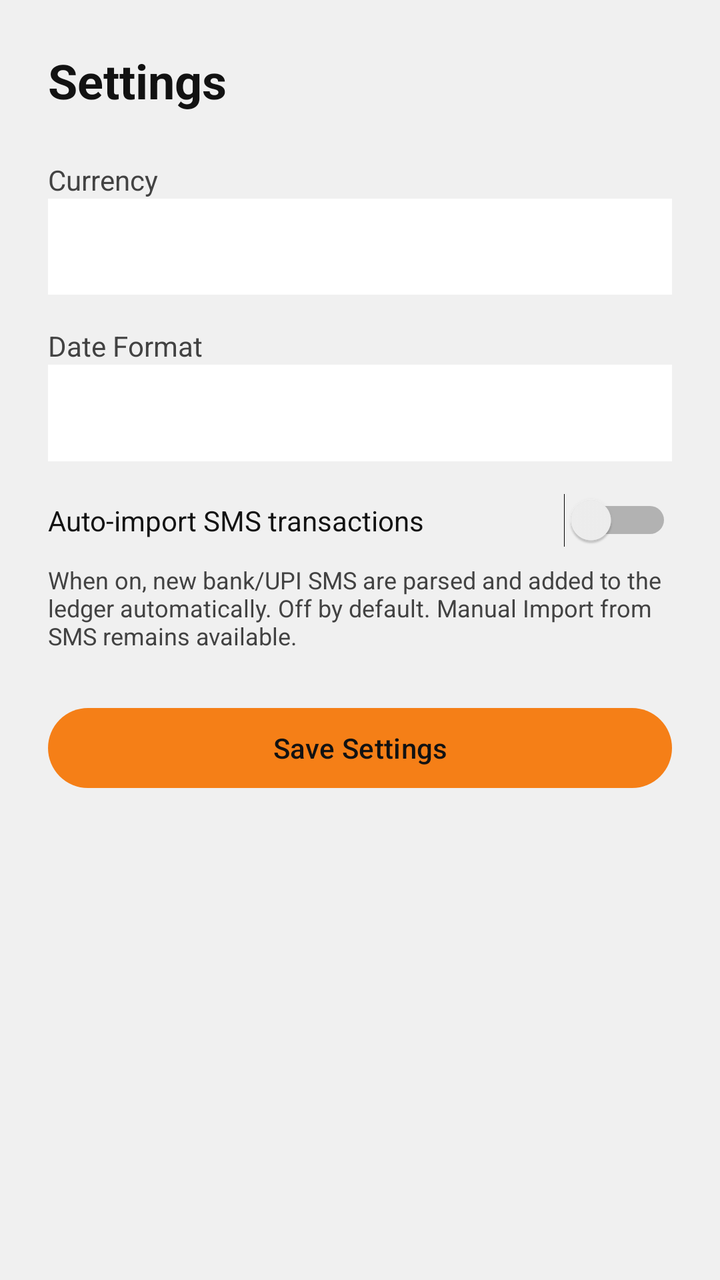
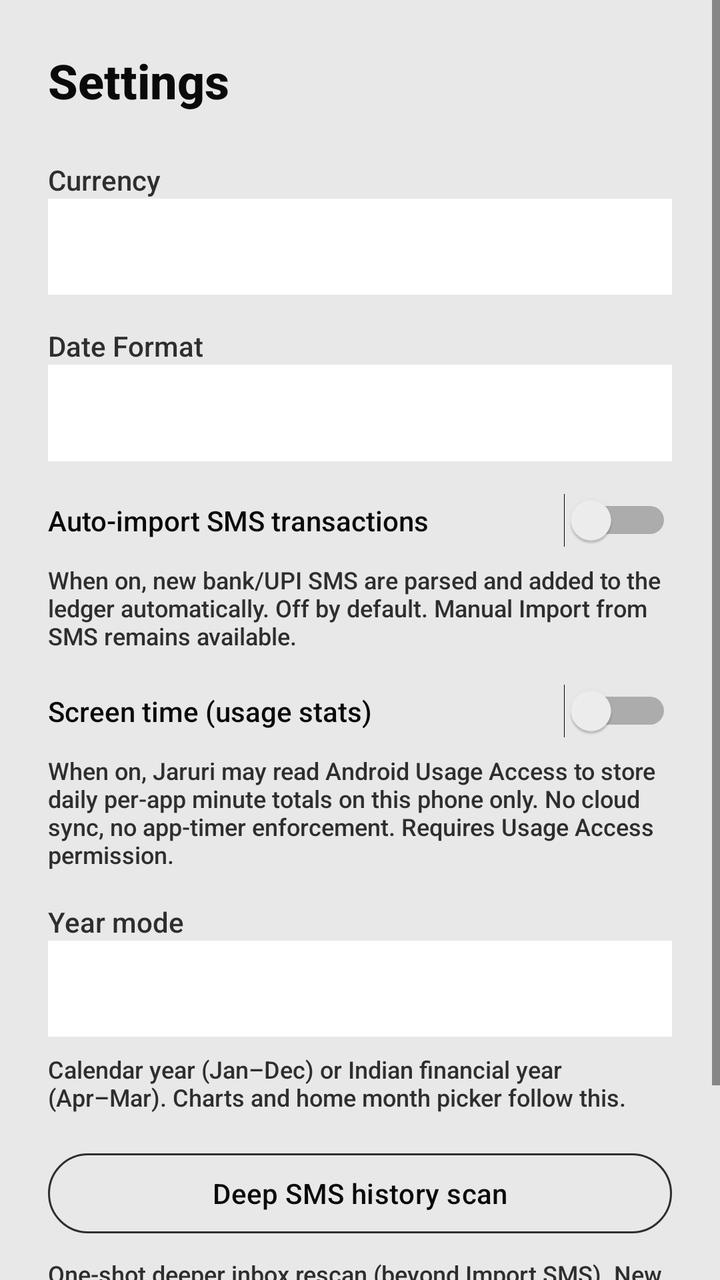

An Android layout rendered at two revisions. The XML below is the earlier revision; the diff shows what the commit changed to produce the second picture.
<!-- AndroidManifest.xml: application theme Theme.MoneyManager -->
<!-- res/layout/fragment_settings.xml -->
<?xml version="1.0" encoding="utf-8"?>
<FrameLayout xmlns:android="http://schemas.android.com/apk/res/android"
    xmlns:app="http://schemas.android.com/apk/res-auto"
    xmlns:tools="http://schemas.android.com/tools"
    android:layout_width="match_parent"
    android:layout_height="match_parent"
    android:background="@color/background_gray"
    tools:context=".ui.SettingsFragment">

    <ScrollView
        android:layout_width="match_parent"
        android:layout_height="match_parent"
        android:fillViewport="true">

        <LinearLayout
            android:layout_width="match_parent"
            android:layout_height="wrap_content"
            android:orientation="vertical"
            android:padding="24dp">

            <TextView
                android:layout_width="wrap_content"
                android:layout_height="wrap_content"
                android:text="@string/menu_settings"
                android:textSize="24sp"
                android:textStyle="bold"
                android:textColor="@color/text_primary"
                android:layout_marginBottom="24dp" />

            <TextView
                android:layout_width="wrap_content"
                android:layout_height="wrap_content"
                android:text="@string/currency_label"
                android:textColor="@color/text_secondary" />

            <Spinner
                android:id="@+id/sp_currency"
                android:layout_width="match_parent"
                android:layout_height="wrap_content"
                android:background="@color/surface_white"
                android:padding="12dp"
                android:layout_marginBottom="16dp"
                android:minHeight="48dp" />

            <TextView
                android:layout_width="wrap_content"
                android:layout_height="wrap_content"
                android:text="Date Format"
                android:textColor="@color/text_secondary" />
            <EditText
                android:id="@+id/et_date_format"
                android:layout_width="match_parent"
                android:layout_height="wrap_content"
                android:textColor="@color/text_primary"
                android:background="@color/surface_white"
                android:padding="12dp"
                android:layout_marginBottom="16dp" />

            <Switch
                android:id="@+id/switch_auto_import_sms"
                android:layout_width="match_parent"
                android:layout_height="wrap_content"
                android:text="@string/settings_auto_import_sms"
                android:textColor="@color/text_primary"
                android:layout_marginBottom="8dp" />

            <TextView
                android:layout_width="match_parent"
                android:layout_height="wrap_content"
                android:text="@string/settings_auto_import_sms_hint"
                android:textColor="@color/text_secondary"
                android:textSize="12sp"
                android:layout_marginBottom="24dp" />

            <com.google.android.material.button.MaterialButton
                android:id="@+id/btn_save_settings"
                android:layout_width="match_parent"
                android:layout_height="wrap_content"
                android:text="Save Settings"
                android:textColor="@color/button_on_yellow"
                app:backgroundTint="@color/primary_yellow_dark" />

        </LinearLayout>
    </ScrollView>

</FrameLayout>
<!-- resources referenced by this layout -->
<resources>
  <color name="background_gray">#F0F0F0</color>
  <color name="button_on_yellow">#121212</color>
  <color name="primary_yellow_dark">#F57F17</color>
  <color name="surface_white">#FFFFFF</color>
  <color name="text_primary">#121212</color>
  <color name="text_secondary">#424242</color>
  <string name="currency_label">Currency</string>
  <string name="menu_settings">Settings</string>
  <string name="settings_auto_import_sms">Auto-import SMS transactions</string>
  <string name="settings_auto_import_sms_hint">When on, new bank/UPI SMS are parsed and added to the ledger automatically. Off by default. Manual Import from SMS remains available.</string>
  <style name="Theme.MoneyManager" parent="Base.Theme.MoneyManager" />
  <style name="Base.Theme.MoneyManager" parent="Theme.Material3.DayNight.NoActionBar">
          <item name="colorPrimary">@color/primary_yellow</item>
          <item name="colorPrimaryVariant">@color/primary_yellow_dark</item>
          <item name="colorOnPrimary">@color/text_primary</item>
          <item name="colorSecondary">@color/accent_blue</item>
          <item name="colorSecondaryVariant">@color/teal_700</item>
          <item name="colorOnSecondary">@color/white</item>
          <item name="android:statusBarColor">@color/primary_yellow_dark</item>
          <item name="android:navigationBarColor">@color/background_gray</item>
          <item name="android:windowBackground">@color/background_gray</item>
          <item name="colorSurface">@color/surface_white</item>
          <item name="colorOnSurface">@color/text_primary</item>
          <item name="android:textColorPrimary">@color/text_primary</item>
          <item name="android:textColorSecondary">@color/text_secondary</item>
      </style>
  <color name="primary_yellow">#F9A825</color>
  <color name="accent_blue">#0D47A1</color>
  <color name="teal_700">#00695C</color>
  <color name="white">#FFFFFFFF</color>
</resources>

<!-- the commit's change to res/layout/fragment_settings.xml (unified diff, before → after) -->
@@ -70,6 +70,64 @@
                 android:text="@string/settings_auto_import_sms_hint"
                 android:textColor="@color/text_secondary"
                 android:textSize="12sp"
+                android:layout_marginBottom="16dp" />
+
+            <Switch
+                android:id="@+id/switch_usage_wellbeing"
+                android:layout_width="match_parent"
+                android:layout_height="wrap_content"
+                android:text="@string/settings_usage_wellbeing"
+                android:textColor="@color/text_primary"
+                android:layout_marginBottom="8dp" />
+
+            <TextView
+                android:layout_width="match_parent"
+                android:layout_height="wrap_content"
+                android:text="@string/settings_usage_wellbeing_hint"
+                android:textColor="@color/text_secondary"
+                android:textSize="12sp"
+                android:layout_marginBottom="16dp" />
+
+            <TextView
+                android:layout_width="wrap_content"
+                android:layout_height="wrap_content"
+                android:text="@string/settings_fiscal_year_label"
+                android:textColor="@color/text_secondary" />
+
+            <Spinner
+                android:id="@+id/sp_fiscal_year"
+                android:layout_width="match_parent"
+                android:layout_height="wrap_content"
+                android:background="@color/surface_white"
+                android:padding="12dp"
+                android:layout_marginBottom="8dp"
+                android:minHeight="48dp" />
+
+            <TextView
+                android:layout_width="match_parent"
+                android:layout_height="wrap_content"
+                android:text="@string/settings_fiscal_year_hint"
+                android:textColor="@color/text_secondary"
+                android:textSize="12sp"
+                android:layout_marginBottom="16dp" />
+
+            <com.google.android.material.button.MaterialButton
+                android:id="@+id/btn_sms_history_backfill"
+                style="@style/Widget.Material3.Button.OutlinedButton"
+                android:layout_width="match_parent"
+                android:layout_height="wrap_content"
+                android:text="@string/settings_sms_history_backfill"
+                android:textColor="@color/text_primary"
+                app:strokeColor="@color/text_secondary"
+                android:layout_marginBottom="8dp" />
+
+            <TextView
+                android:id="@+id/tv_sms_backfill_status"
+                android:layout_width="match_parent"
+                android:layout_height="wrap_content"
+                android:text="@string/settings_sms_history_backfill_hint"
+                android:textColor="@color/text_secondary"
+                android:textSize="12sp"
                 android:layout_marginBottom="24dp" />
 
             <com.google.android.material.button.MaterialButton
<!-- resource entries referenced after the edit -->
@@ -1,15 +1,21 @@
 <!-- resources referenced by this layout -->
 <resources>
-  <color name="background_gray">#F0F0F0</color>
-  <color name="button_on_yellow">#121212</color>
-  <color name="primary_yellow_dark">#F57F17</color>
+  <color name="background_gray">#E8E8E8</color>
+  <color name="button_on_yellow">#0A0A0A</color>
+  <color name="primary_yellow_dark">#FF8F00</color>
   <color name="surface_white">#FFFFFF</color>
-  <color name="text_primary">#121212</color>
-  <color name="text_secondary">#424242</color>
+  <color name="text_primary">#0A0A0A</color>
+  <color name="text_secondary">#2E2E2E</color>
   <string name="currency_label">Currency</string>
   <string name="menu_settings">Settings</string>
   <string name="settings_auto_import_sms">Auto-import SMS transactions</string>
   <string name="settings_auto_import_sms_hint">When on, new bank/UPI SMS are parsed and added to the ledger automatically. Off by default. Manual Import from SMS remains available.</string>
+  <string name="settings_fiscal_year_hint">Calendar year (Jan–Dec) or Indian financial year (Apr–Mar). Charts and home month picker follow this.</string>
+  <string name="settings_fiscal_year_label">Year mode</string>
+  <string name="settings_sms_history_backfill">Deep SMS history scan</string>
+  <string name="settings_sms_history_backfill_hint">One-shot deeper inbox rescan (beyond Import SMS). New rows need category review. Resume-safe.</string>
+  <string name="settings_usage_wellbeing">Screen time (usage stats)</string>
+  <string name="settings_usage_wellbeing_hint">When on, Jaruri may read Android Usage Access to store daily per-app minute totals on this phone only. No cloud sync, no app-timer enforcement. Requires Usage Access permission.</string>
   <style name="Theme.MoneyManager" parent="Base.Theme.MoneyManager" />
   <style name="Base.Theme.MoneyManager" parent="Theme.Material3.DayNight.NoActionBar">
           <item name="colorPrimary">@color/primary_yellow</item>
@@ -25,10 +31,26 @@
           <item name="colorOnSurface">@color/text_primary</item>
           <item name="android:textColorPrimary">@color/text_primary</item>
           <item name="android:textColorSecondary">@color/text_secondary</item>
+          <item name="android:textColorHint">@color/text_secondary</item>
+          <item name="android:fontFamily">sans-serif-medium</item>
+          <item name="materialButtonStyle">@style/Widget.Jaruri.Button</item>
+          <item name="borderlessButtonStyle">@style/Widget.Jaruri.Button.Text</item>
+          <item name="dividerHorizontal">@color/hairline</item>
+          <item name="dividerVertical">@color/hairline</item>
       </style>
-  <color name="primary_yellow">#F9A825</color>
-  <color name="accent_blue">#0D47A1</color>
+  <color name="primary_yellow">#FFB300</color>
+  <color name="accent_blue">#0B3D91</color>
   <color name="teal_700">#00695C</color>
   <color name="white">#FFFFFFFF</color>
+  <style name="Widget.Jaruri.Button" parent="Widget.Material3.Button">
+          <item name="android:textAllCaps">false</item>
+          <item name="android:letterSpacing">0.01</item>
+          <item name="cornerRadius">6dp</item>
+      </style>
+  <style name="Widget.Jaruri.Button.Text" parent="Widget.Material3.Button.TextButton">
+          <item name="android:textAllCaps">false</item>
+          <item name="android:letterSpacing">0.01</item>
+      </style>
+  <color name="hairline">#757575</color>
 </resources>
 
